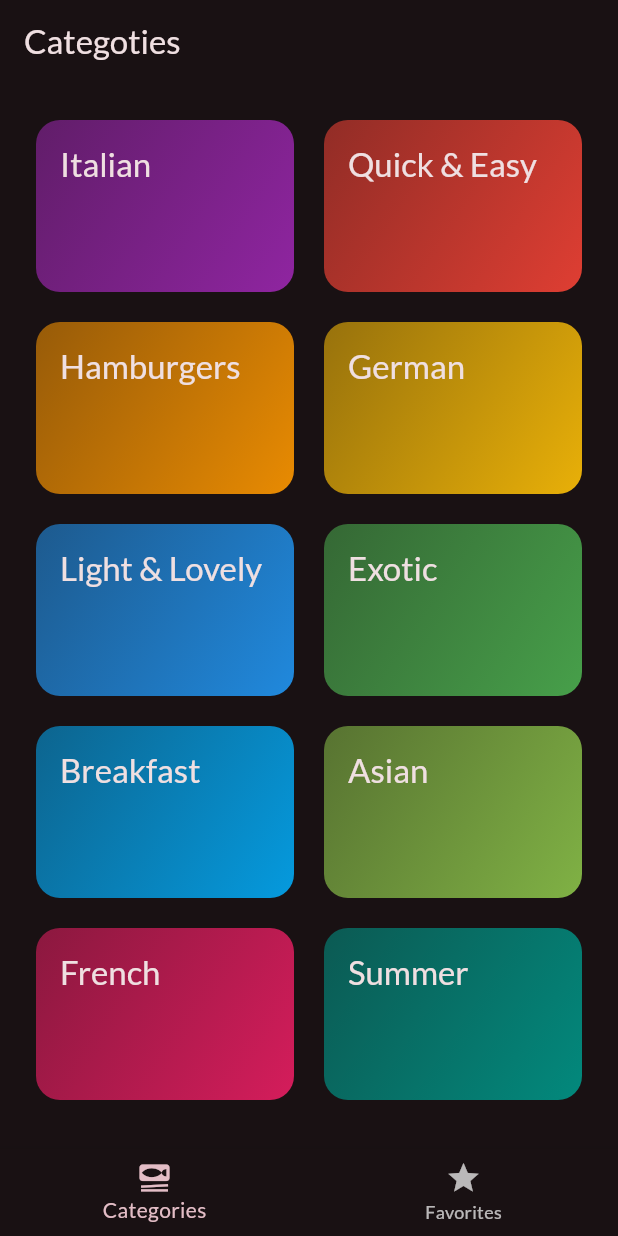
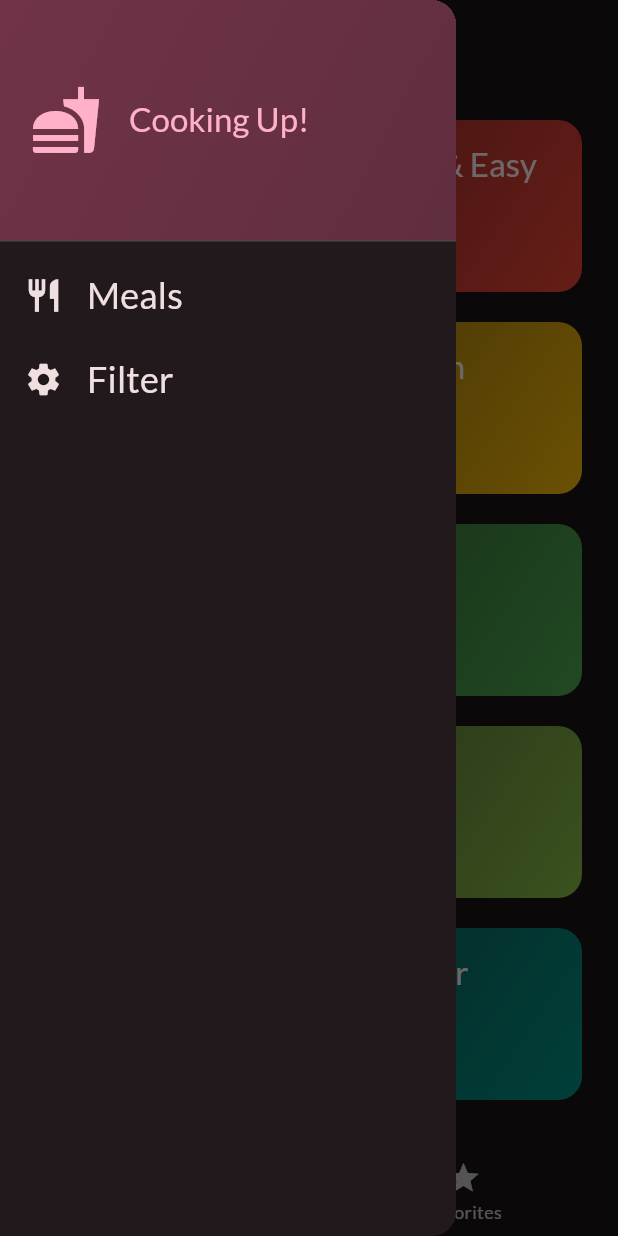
Before and after one commit to manavpande12/Flutter-Project, a Flutter app: the screen it shows after launch, with the side drawer open (before the commit the screen has no drawer), on a phone screen of 412 x 824 dp. Run offline on Flutter 3.47's test engine with Material 3 defaults, Android fonts, the phone set to English and light mode, and no system bars; our stand-ins replace google_fonts, transparent_image.

Commit message:
ComMealDone

```diff
--- a/meals_app/lib/screens/categories.dart
+++ b/meals_app/lib/screens/categories.dart
@@ -9,12 +9,15 @@
   const CategoriesScreen({
     super.key,
     required this.onToggleFavorite,
+    required this.availableMeals,
   });
   final void Function(Meal meal) onToggleFavorite;
+  final List<Meal> availableMeals;
+
 
   void _selectCategory(BuildContext context, Category category) {
     // meal category == category id
-    final filteredMeals = dummyMeals
+    final filteredMeals = availableMeals
         .where((meal) => meal.categories.contains(category.id))
         .toList();
     //Navigator.push(context,route)
--- a/meals_app/lib/screens/tabs.dart
+++ b/meals_app/lib/screens/tabs.dart
@@ -1,7 +1,17 @@
 import 'package:flutter/material.dart';
+import 'package:meals_app/data/dummy_data.dart';
 import 'package:meals_app/models/meal.dart';
 import 'package:meals_app/screens/categories.dart';
+import 'package:meals_app/screens/filters.dart';
 import 'package:meals_app/screens/meals.dart';
+import 'package:meals_app/widgets/main_drawer.dart';
+
+const kInitialFilters = {
+  Filter.glutenFree: false,
+  Filter.lactoseFree: false,
+  Filter.vegetarian: false,
+  Filter.vegan: false,
+};
 
 class TabsScreen extends StatefulWidget {
   const TabsScreen({super.key});
@@ -14,13 +24,8 @@
 
 class _TabsScreenState extends State<TabsScreen> {
   int _selectedPageIndex = 0;
-  void _selectPage(int index) {
-    setState(() {
-      _selectedPageIndex = index;
-    });
-  }
-
   final List<Meal> _favoriteMeals = [];
+  Map<Filter, bool> _selectedFilters = kInitialFilters;
 
   void _showInfoMessage(String message) {
     ScaffoldMessenger.of(context).clearSnackBars();
@@ -47,10 +52,48 @@
     }
   }
 
+  void _selectPage(int index) {
+    setState(() {
+      _selectedPageIndex = index;
+    });
+  }
+
+  void _setScreen(String identifier) async {
+    Navigator.of(context).pop();
+    if (identifier == 'filters') {
+      final result = await Navigator.of(context).push<Map<Filter, bool>>(
+        MaterialPageRoute(
+          builder: (ctx) => FiltersScreen(currentFilters: _selectedFilters),
+        ),
+      );
+
+      setState(() {
+        _selectedFilters = result ?? kInitialFilters;
+      });
+    }
+  }
+
   @override
   Widget build(BuildContext context) {
+    final availableMeals = dummyMeals.where((meal) {
+      if (_selectedFilters[Filter.glutenFree]! && !meal.isGlutenFree) {
+        return false;
+      }
+      if (_selectedFilters[Filter.lactoseFree]! && !meal.isLactoseFree) {
+        return false;
+      }
+      if (_selectedFilters[Filter.vegetarian]! && !meal.isVegetarian) {
+        return false;
+      }
+      if (_selectedFilters[Filter.vegan]! && !meal.isVegan) {
+        return false;
+      }
+      return true;
+    }).toList();
+
     Widget activePage = CategoriesScreen(
       onToggleFavorite: _toogleMealFavoriteStatus,
+      availableMeals: availableMeals,
     );
     var activePageTitle = 'Categoties';
     if (_selectedPageIndex == 1) {
@@ -65,6 +108,7 @@
       appBar: AppBar(
         title: Text(activePageTitle),
       ),
+      drawer: MainDrawer(onSelectScreen: _setScreen),
       body: activePage,
       bottomNavigationBar: BottomNavigationBar(
         type: BottomNavigationBarType.fixed,
--- /dev/null
+++ b/meals_app/lib/widgets/main_drawer.dart
@@ -0,0 +1,83 @@
+import 'package:flutter/material.dart';
+
+class MainDrawer extends StatelessWidget {
+  const MainDrawer({
+    super.key,
+    required this.onSelectScreen,
+  });
+  final void Function(String identifier) onSelectScreen;
+  @override
+  Widget build(BuildContext context) {
+    return Drawer(
+      child: Column(
+        children: [
+          DrawerHeader(
+            padding: EdgeInsets.all(20),
+            decoration: BoxDecoration(
+                gradient: LinearGradient(
+              colors: [
+                Theme.of(context).colorScheme.primaryContainer,
+                Theme.of(context)
+                    .colorScheme
+                    .primaryContainer
+                    .withValues(alpha: 0.8),
+              ],
+              begin: Alignment.topLeft,
+              end: Alignment.bottomRight,
+            )),
+            child: Row(
+              children: [
+                Icon(
+                  Icons.fastfood,
+                  size: 48,
+                  color: Theme.of(context).colorScheme.primary,
+                ),
+                const SizedBox(width: 18),
+                Text(
+                  'Cooking Up!',
+                  style: Theme.of(context).textTheme.titleLarge!.copyWith(
+                        color: Theme.of(context).colorScheme.primary,
+                      ),
+                ),
+              ],
+            ),
+          ),
+          ListTile(
+            leading: Icon(
+              Icons.restaurant,
+              size: 26,
+              color: Theme.of(context).colorScheme.onSurface,
+            ),
+            title: Text(
+              'Meals',
+              style: Theme.of(context).textTheme.titleSmall!.copyWith(
+                    color: Theme.of(context).colorScheme.onSurface,
+                    fontSize: 24,
+                  ),
+            ),
+            onTap: () {
+              onSelectScreen('meals');
+            },
+          ),
+          ListTile(
+            leading: Icon(
+              Icons.settings,
+              size: 26,
+              color: Theme.of(context).colorScheme.onSurface,
+            ),
+            title: Text(
+              'Filter',
+              style: Theme.of(context).textTheme.titleSmall!.copyWith(
+                    color: Theme.of(context).colorScheme.onSurface,
+                    fontSize: 24,
+                  ),
+            ),
+            onTap: () {
+              onSelectScreen('filters');
+            },
+          ),
+        ],
+      ),
+    );
+  }
+}
--- a/meals_app/pubspec.yaml
+++ b/meals_app/pubspec.yaml
@@ -36,6 +36,7 @@
   cupertino_icons: ^1.0.8
   google_fonts: ^6.2.1
   transparent_image: ^2.0.1
+  flutter_riverpod: ^2.6.1
 
 dev_dependencies:
   flutter_test:
```
Also changed, not shown: meals_app/lib/screens/filters.dart (added, +157 -0 lines), meals_app/pubspec.lock.
